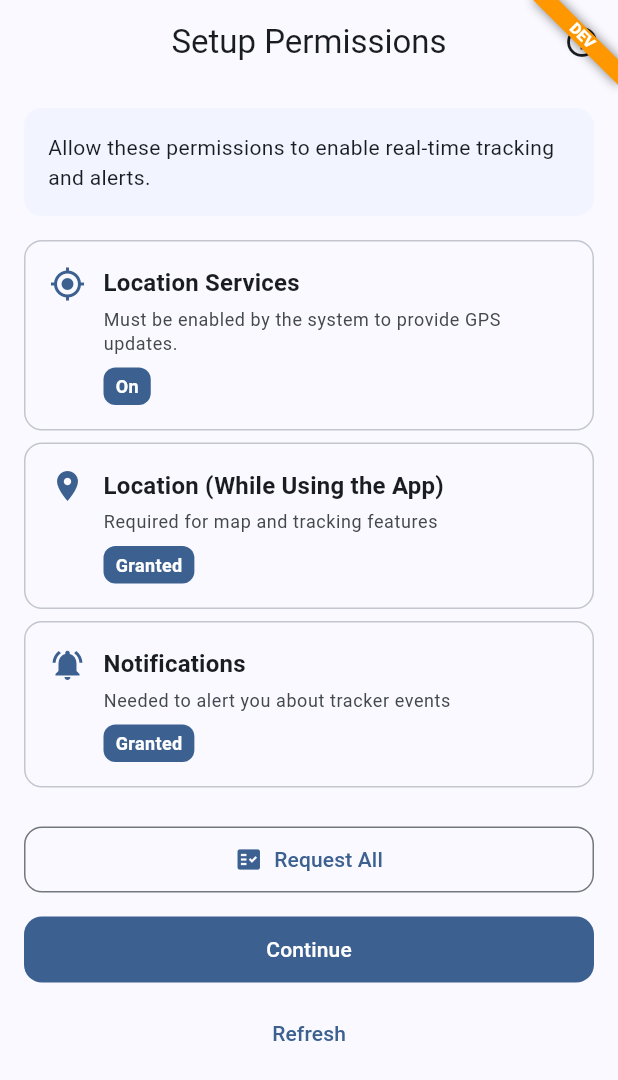
After one commit to dylandmt/DT-Tracker-AI, a Flutter app: the SetupPermissionsPage screen opened by its route, on a phone screen of 412 x 824 dp. The commit adds this screen. Shown: the top 1080 px of the screen. Run offline on Flutter 3.47's test engine with Material 3 defaults, Android fonts, the phone set to English and light mode, and no system bars; our stand-ins replace cached_network_image, cloud_firestore, connectivity_plus, dartz, equatable, firebase_auth and 12 more; accounts and stored records are empty.

Commit message:
Splash and setup view added

```diff
--- a/lib/config/router/app_router.dart
+++ b/lib/config/router/app_router.dart
@@ -8,6 +8,7 @@ import '../../features/auth/presentation/pages/forgot_password_page.dart';
 import '../../features/auth/presentation/pages/login_page.dart';
 import '../../features/auth/presentation/pages/register_page.dart';
 import '../../features/auth/presentation/pages/splash_page.dart';
+import '../../features/setup/presentation/pages/setup_permissions_page.dart';
 import '../../features/home/presentation/pages/home_page.dart';
 import '../../features/map/presentation/bloc/map_bloc.dart';
 import '../../features/map/presentation/pages/map_page.dart';
@@ -67,6 +68,12 @@ class AppRouter {
           create: (_) => sl<AuthBloc>(),
           child: const ForgotPasswordPage(),
         ),
+      ),
+      // Setup permissions
+      GoRoute(
+        path: RouteConstants.setup,
+        name: RouteConstants.setupName,
+        builder: (context, state) => const SetupPermissionsPage(),
       ),
 
       // Redirect /home to /home/vehicles
--- a/lib/core/constants/route_constants.dart
+++ b/lib/core/constants/route_constants.dart
@@ -7,6 +7,7 @@ class RouteConstants {
   static const String login = '/login';
   static const String register = '/register';
   static const String forgotPassword = '/forgot-password';
+  static const String setup = '/setup';
 
   // Main Routes (with bottom nav)
   static const String home = '/home';
@@ -42,6 +43,7 @@ class RouteConstants {
   static const String loginName = 'login';
   static const String registerName = 'register';
   static const String forgotPasswordName = 'forgotPassword';
+  static const String setupName = 'setup';
   static const String homeName = 'home';
   static const String homeVehiclesName = 'homeVehicles';
   static const String homeMapName = 'homeMap';
--- /dev/null
+++ b/lib/features/auth/utils/permission_gate.dart
@@ -0,0 +1,14 @@
+import '../../../core/constants/route_constants.dart';
+
+/// Decide the post-auth route based on permissions and services state.
+/// Returns RouteConstants.home when all conditions are satisfied, otherwise RouteConstants.setup.
+String resolvePostAuthRoute({
+  required bool hasLocation,
+  required bool hasNotifications,
+  required bool servicesEnabled,
+}) {
+  if (hasLocation && hasNotifications && servicesEnabled) {
+    return RouteConstants.home;
+  }
+  return RouteConstants.setup;
+}
--- /dev/null
+++ b/lib/features/setup/presentation/pages/setup_permissions_page.dart
@@ -0,0 +1,322 @@
+import 'package:flutter/material.dart';
+import 'package:geolocator/geolocator.dart';
+import 'package:go_router/go_router.dart';
+
+import '../../../../core/constants/route_constants.dart';
+import '../../../../core/permissions/permission_handler.dart';
+import '../../../../core/permissions/permission_status.dart';
+import '../../../../injection_container.dart';
+
+/// Setup page to ensure required permissions (location + notifications)
+class SetupPermissionsPage extends StatefulWidget {
+  const SetupPermissionsPage({super.key});
+
+  @override
+  State<SetupPermissionsPage> createState() => _SetupPermissionsPageState();
+}
+
+class _SetupPermissionsPageState extends State<SetupPermissionsPage>
+    with WidgetsBindingObserver {
+  final _handler = sl<AppPermissionHandler>();
+
+  AppPermissionStatus _location = AppPermissionStatus.unknown;
+  AppPermissionStatus _notification = AppPermissionStatus.unknown;
+  bool _locationServicesEnabled = true;
+
+  bool get _allGranted =>
+      _location.isGranted && _notification.isGranted;
+
+  bool get _readyToContinue => _allGranted && _locationServicesEnabled;
+
+  @override
+  void initState() {
+    super.initState();
+    WidgetsBinding.instance.addObserver(this);
+    _refreshStatuses();
+  }
+
+  @override
+  void dispose() {
+    WidgetsBinding.instance.removeObserver(this);
+    super.dispose();
+  }
+
+  @override
+  void didChangeAppLifecycleState(AppLifecycleState state) {
+    if (state == AppLifecycleState.resumed) {
+      _refreshStatuses();
+    }
+  }
+
+  Future<void> _refreshStatuses() async {
+    final loc = await _handler.checkPermission(AppPermission.location);
+    final noti = await _handler.checkPermission(AppPermission.notification);
+    final servicesEnabled = await Geolocator.isLocationServiceEnabled();
+    if (!mounted) return;
+    setState(() {
+      _location = loc;
+      _notification = noti;
+      _locationServicesEnabled = servicesEnabled;
+    });
+  }
+
+  Future<void> _request(AppPermission permission) async {
+    await _handler.ensurePermission(permission);
+    await _refreshStatuses();
+  }
+
+  Future<void> _openSettings(AppPermission permission) async {
+    await _handler.openSettings();
+  }
+
+  @override
+  Widget build(BuildContext context) {
+    final colorScheme = Theme.of(context).colorScheme;
+    final textTheme = Theme.of(context).textTheme;
+
+    return Scaffold(
+      appBar: AppBar(
+        title: const Text('Setup Permissions'),
+        actions: [
+          IconButton(
+            tooltip: 'Why we ask',
+            icon: const Icon(Icons.info_outline),
+            onPressed: _showExplainer,
+          ),
+        ],
+      ),
+      body: ListView(
+        padding: const EdgeInsets.all(16),
+        children: [
+          Container(
+            padding: const EdgeInsets.all(16),
+            decoration: BoxDecoration(
+              color: colorScheme.primaryContainer.withValues(alpha: 0.2),
+              borderRadius: BorderRadius.circular(12),
+            ),
+            child: Text(
+              'Allow these permissions to enable real-time tracking and alerts.',
+              style: textTheme.bodyMedium,
+            ),
+          ),
+          const SizedBox(height: 16),
+          // Location services status
+          _ServicesTile(
+            enabled: _locationServicesEnabled,
+            onOpenSettings: () async {
+              await Geolocator.openLocationSettings();
+            },
+          ),
+          const SizedBox(height: 8),
+          _PermissionTile(
+            icon: Icons.location_on,
+            title: 'Location (While Using the App)',
+            subtitle: 'Required for map and tracking features',
+            status: _location,
+            onRequest: () => _request(AppPermission.location),
+            onOpenSettings: () => _openSettings(AppPermission.location),
+          ),
+          const SizedBox(height: 8),
+          _PermissionTile(
+            icon: Icons.notifications_active,
+            title: 'Notifications',
+            subtitle: 'Needed to alert you about tracker events',
+            status: _notification,
+            onRequest: () => _request(AppPermission.notification),
+            onOpenSettings: () => _openSettings(AppPermission.notification),
+          ),
+          const SizedBox(height: 24),
+          // Request all
+          OutlinedButton.icon(
+            onPressed: () async {
+              await _handler.requestPermissions([
+                AppPermission.location,
+                AppPermission.notification,
+              ]);
+              await _refreshStatuses();
+            },
+            icon: const Icon(Icons.fact_check),
+            label: const Text('Request All'),
+          ),
+          const SizedBox(height: 12),
+          FilledButton(
+            onPressed: _readyToContinue
+                ? () => context.go(RouteConstants.home)
+                : null,
+            child: const Text('Continue'),
+          ),
+          const SizedBox(height: 8),
+          TextButton(
+            onPressed: _refreshStatuses,
+            child: const Text('Refresh'),
+          ),
+        ],
+      ),
+    );
+  }
+
+  void _showExplainer() {
+    showDialog(
+      context: context,
+      builder: (context) => AlertDialog(
+        title: const Text('Why We Need These'),
+        content: const Text(
+          'Location: required to show your vehicles on the map and to center the map on your position.\n\n'
+          'Notifications: used to inform you about important tracker events (e.g., status changes, alerts).\n\n'
+          'You can change these anytime in Settings.',
+        ),
+        actions: [
+          TextButton(
+            onPressed: () => Navigator.pop(context),
+            child: const Text('OK'),
+          ),
+        ],
+      ),
+    );
+  }
+}
+
+class _PermissionTile extends StatelessWidget {
+  final IconData icon;
+  final String title;
+  final String subtitle;
+  final AppPermissionStatus status;
+  final VoidCallback onRequest;
+  final VoidCallback onOpenSettings;
+
+  const _PermissionTile({
+    required this.icon,
+    required this.title,
+    required this.subtitle,
+    required this.status,
+    required this.onRequest,
+    required this.onOpenSettings,
+  });
+
+  @override
+  Widget build(BuildContext context) {
+    final colorScheme = Theme.of(context).colorScheme;
+    final textTheme = Theme.of(context).textTheme;
+
+    final granted = status.isGranted;
+    final needsSettings = status.requiresSettings;
+
+    return Container(
+      padding: const EdgeInsets.all(16),
+      decoration: BoxDecoration(
+        border: Border.all(color: colorScheme.outlineVariant),
+        borderRadius: BorderRadius.circular(12),
+      ),
+      child: Row(
+        crossAxisAlignment: CrossAxisAlignment.start,
+        children: [
+          Icon(icon, color: granted ? colorScheme.primary : colorScheme.onSurfaceVariant),
+          const SizedBox(width: 12),
+          Expanded(
+            child: Column(
+              crossAxisAlignment: CrossAxisAlignment.start,
+              children: [
+                Text(title, style: textTheme.titleMedium?.copyWith(fontWeight: FontWeight.w600)),
+                const SizedBox(height: 4),
+                Text(subtitle, style: textTheme.bodySmall?.copyWith(color: colorScheme.onSurfaceVariant)),
+                const SizedBox(height: 8),
+                Row(
+                  children: [
+                    Container(
+                      padding: const EdgeInsets.symmetric(horizontal: 8, vertical: 4),
+                      decoration: BoxDecoration(
+                        color: granted ? colorScheme.primary : colorScheme.error,
+                        borderRadius: BorderRadius.circular(8),
+                      ),
+                      child: Text(
+                        granted ? 'Granted' : (needsSettings ? 'Requires Settings' : 'Denied'),
+                        style: const TextStyle(color: Colors.white, fontSize: 12, fontWeight: FontWeight.w600),
+                      ),
+                    ),
+                    const Spacer(),
+                    if (!granted && !needsSettings)
+                      OutlinedButton(onPressed: onRequest, child: const Text('Allow')),
+                    if (needsSettings)
+                      OutlinedButton(onPressed: onOpenSettings, child: const Text('Open Settings')),
+                  ],
+                ),
+              ],
+            ),
+          ),
+        ],
+      ),
+    );
+  }
+}
+
+class _ServicesTile extends StatelessWidget {
+  final bool enabled;
+  final VoidCallback onOpenSettings;
+
+  const _ServicesTile({
+    required this.enabled,
+    required this.onOpenSettings,
+  });
+
+  @override
+  Widget build(BuildContext context) {
+    final colorScheme = Theme.of(context).colorScheme;
+    final textTheme = Theme.of(context).textTheme;
+
+    return Container(
+      padding: const EdgeInsets.all(16),
+      decoration: BoxDecoration(
+        border: Border.all(color: colorScheme.outlineVariant),
+        borderRadius: BorderRadius.circular(12),
+      ),
+      child: Row(
+        crossAxisAlignment: CrossAxisAlignment.start,
+        children: [
+          Icon(
+            enabled ? Icons.gps_fixed : Icons.gps_off,
+            color: enabled ? colorScheme.primary : colorScheme.error,
+          ),
+          const SizedBox(width: 12),
+          Expanded(
+            child: Column(
+              crossAxisAlignment: CrossAxisAlignment.start,
+              children: [
+                Text(
+                  'Location Services',
+                  style: textTheme.titleMedium?.copyWith(fontWeight: FontWeight.w600),
+                ),
+                const SizedBox(height: 4),
+                Text(
+                  'Must be enabled by the system to provide GPS updates.',
+                  style: textTheme.bodySmall?.copyWith(color: colorScheme.onSurfaceVariant),
+                ),
+                const SizedBox(height: 8),
+                Row(
+                  children: [
+                    Container(
+                      padding: const EdgeInsets.symmetric(horizontal: 8, vertical: 4),
+                      decoration: BoxDecoration(
+                        color: enabled ? colorScheme.primary : colorScheme.error,
+                        borderRadius: BorderRadius.circular(8),
+                      ),
+                      child: Text(
+                        enabled ? 'On' : 'Off',
+                        style: const TextStyle(color: Colors.white, fontSize: 12, fontWeight: FontWeight.w600),
+                      ),
+                    ),
+                    const Spacer(),
+                    if (!enabled)
+                      OutlinedButton(
+                        onPressed: onOpenSettings,
+                        child: const Text('Open Settings'),
+                      ),
+                  ],
+                ),
+              ],
+            ),
+          ),
+        ],
+      ),
+    );
+  }
+}
```
Also changed, not shown: lib/features/auth/presentation/pages/splash_page.dart (+21 -2 lines), lib/features/map/presentation/pages/map_page.dart (+113 -2 lines), 2 other files.
